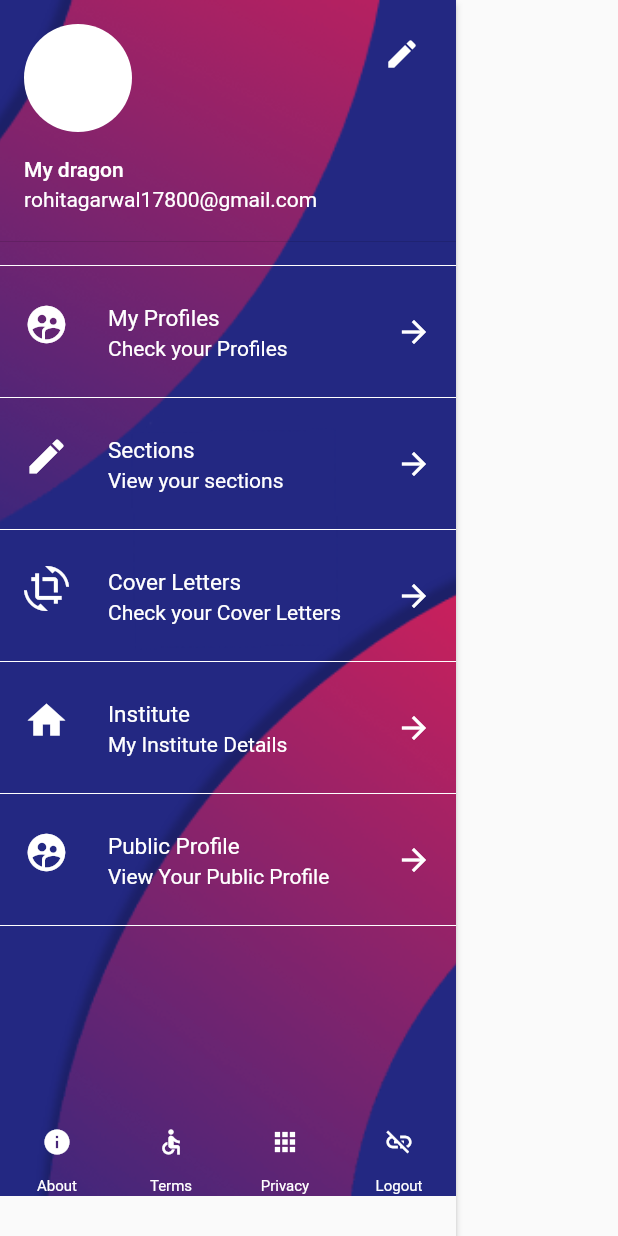
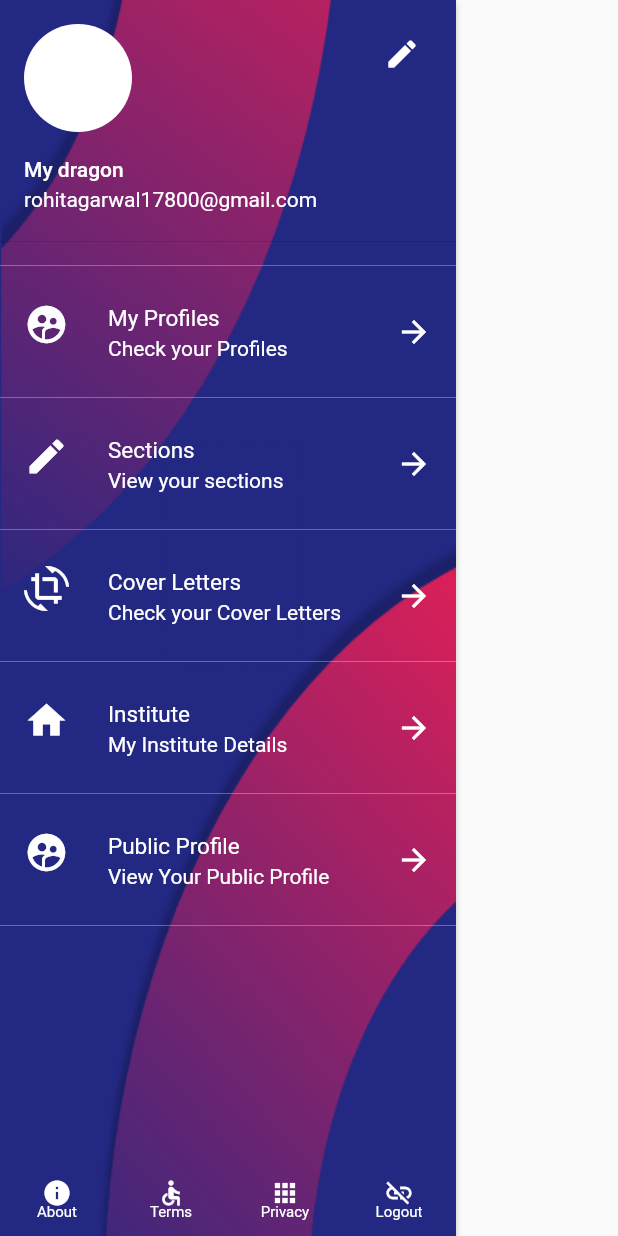
Before and after one commit to chocovish/cvdragon-backup, a Flutter app: the SideMenu widget shown alone on an empty page, opened directly, on a phone screen of 412 x 824 dp. Run offline on Flutter 3.47's test engine with Material 2 defaults, Android fonts, the phone set to English and light mode, and no system bars; missing offline and left inert: flutter_circular_chart; network calls fail.

Commit message:
Side menu bar Expanded Widget has been used

```diff
--- a/Development/cvdragonapp_v1/lib/myprofiles.dart
+++ b/Development/cvdragonapp_v1/lib/myprofiles.dart
@@ -17,8 +17,8 @@ class _MyProfiles extends State <MyProfiles> {
   Widget build(BuildContext context) {
     // TODO: implement build
     return Scaffold(
-        body: Center(child: Text("My Profiles",style: TextStyle(fontSize: 50.0),)),
-      );
+      body: Center(child: Text("My Profiles",style: TextStyle(fontSize: 50.0),)),
+    );
 
   }
 }
--- a/Development/cvdragonapp_v1/lib/sidemenu.dart
+++ b/Development/cvdragonapp_v1/lib/sidemenu.dart
@@ -20,10 +20,15 @@ class _SideMenu extends State<SideMenu> {
     // TODO: implement build
     return Drawer(
       elevation: 2,
-      child: ListView(
+      child: Column(
         children: <Widget>[
-          Container(
-            decoration: BoxDecoration(image: DecorationImage(image:AssetImage("assets/cover.png"),fit: BoxFit.fitHeight)),
+          Expanded(
+              flex: 1,
+              child: Container(
+                decoration: BoxDecoration(
+                    image: DecorationImage(
+                        image: AssetImage("assets/cover.png"),
+                        fit: BoxFit.fill)),
                 child: Column(
                   children: <Widget>[
                     Container(
@@ -40,22 +45,22 @@ class _SideMenu extends State<SideMenu> {
                           color: Colors.white,
                         )
                       ],
-                    )
-                ),
-                Divider(color: Colors.white),
+                    )),
+                    Divider(color: Colors.white30),
                     ListTile(
                       title: Text('My Profiles',
-                      style: TextStyle(
-                        color: Colors.white,
-                           fontSize: 15.0)),
+                          style:
+                              TextStyle(color: Colors.white, fontSize: 15.0)),
                       leading: Icon(
                         Icons.supervised_user_circle,
                         size: 30,
                         color: Colors.white,
                       ),
-                  subtitle: Text('Check your Profiles',style: TextStyle(color: Colors.white),),
-
-                  trailing: Icon(Icons.arrow_forward,color: Colors.white),
+                      subtitle: Text(
+                        'Check your Profiles',
+                        style: TextStyle(color: Colors.white),
+                      ),
+                      trailing: Icon(Icons.arrow_forward, color: Colors.white),
                       onTap: () {
                         setState(() {
                           Navigator.pop(context);
@@ -66,38 +71,40 @@ class _SideMenu extends State<SideMenu> {
                         });
                       },
                     ),
-                Divider(color: Colors.white),
+                    Divider(color: Colors.white30),
                     ListTile(
                       title: Text('Sections',
-                      style: TextStyle(
-                          color: Colors.white,
-                           fontSize: 15.0)),
+                          style:
+                              TextStyle(color: Colors.white, fontSize: 15.0)),
                       leading: Icon(
                         Icons.edit,
                         size: 30,
                         color: Colors.white,
                       ),
-                  subtitle: Text('View your sections',style: TextStyle(color: Colors.white)),
-                  trailing: Icon(Icons.arrow_forward,color: Colors.white),
+                      subtitle: Text('View your sections',
+                          style: TextStyle(color: Colors.white)),
+                      trailing: Icon(Icons.arrow_forward, color: Colors.white),
                       onTap: () {
                         Navigator.pop(context);
-                    Navigator.push(context,
-                        MaterialPageRoute(builder: (context) => Sections()));
+                        Navigator.push(
+                            context,
+                            MaterialPageRoute(
+                                builder: (context) => Sections()));
                       },
                     ),
-                Divider(color: Colors.white),
+                    Divider(color: Colors.white30),
                     ListTile(
                       title: Text('Cover Letters',
-                      style: TextStyle(
-                          color: Colors.white,
-                           fontSize: 15.0)),
+                          style:
+                              TextStyle(color: Colors.white, fontSize: 15.0)),
                       leading: Icon(
                         Icons.crop_rotate,
                         size: 30,
                         color: Colors.white,
                       ),
-                  subtitle: Text('Check your Cover Letters',style: TextStyle(color: Colors.white)),
-                  trailing: Icon(Icons.arrow_forward,color: Colors.white),
+                      subtitle: Text('Check your Cover Letters',
+                          style: TextStyle(color: Colors.white)),
+                      trailing: Icon(Icons.arrow_forward, color: Colors.white),
                       onTap: () {
                         Navigator.pop(context);
                         Navigator.push(
@@ -106,38 +113,40 @@ class _SideMenu extends State<SideMenu> {
                                 builder: (context) => CoverLetters()));
                       },
                     ),
-                Divider(color: Colors.white),
+                    Divider(color: Colors.white30),
                     ListTile(
                       title: Text('Institute',
-                      style: TextStyle(
-                          color: Colors.white,
-                           fontSize: 15.0)),
+                          style:
+                              TextStyle(color: Colors.white, fontSize: 15.0)),
                       leading: Icon(
                         Icons.home,
                         size: 30,
                         color: Colors.white,
                       ),
-                  subtitle: Text('My Institute Details',style: TextStyle(color: Colors.white)),
-                  trailing: Icon(Icons.arrow_forward,color: Colors.white),
+                      subtitle: Text('My Institute Details',
+                          style: TextStyle(color: Colors.white)),
+                      trailing: Icon(Icons.arrow_forward, color: Colors.white),
                       onTap: () {
                         Navigator.pop(context);
-                    Navigator.push(context,
-                        MaterialPageRoute(builder: (context) => Institutes()));
+                        Navigator.push(
+                            context,
+                            MaterialPageRoute(
+                                builder: (context) => Institutes()));
                       },
                     ),
-                Divider(color: Colors.white),
+                    Divider(color: Colors.white30),
                     ListTile(
                       title: Text('Public Profile',
-                      style: TextStyle(
-                          color: Colors.white,
-                           fontSize: 15.0)),
-                  trailing: Icon(Icons.arrow_forward,color: Colors.white),
+                          style:
+                              TextStyle(color: Colors.white, fontSize: 15.0)),
+                      trailing: Icon(Icons.arrow_forward, color: Colors.white),
                       leading: Icon(
                         Icons.supervised_user_circle,
                         size: 30,
                         color: Colors.white,
                       ),
-                  subtitle: Text('View Your Public Profile',style: TextStyle(color: Colors.white)),
+                      subtitle: Text('View Your Public Profile',
+                          style: TextStyle(color: Colors.white)),
                       onTap: () {
                         Navigator.pop(context);
                         Navigator.push(
@@ -146,10 +155,12 @@ class _SideMenu extends State<SideMenu> {
                                 builder: (context) => PublicProfile()));
                       },
                     ),
-                Divider(color: Colors.white),
-                ListTile(),
-                ListTile(),
-                Row(
+                    Divider(color: Colors.white30),
+                    Spacer(),
+                    Spacer(),
+                    Container(
+                      padding: EdgeInsets.only(bottom: 5.0),
+                        child: Row(
                       children: <Widget>[
                         Expanded(
                           child: Column(
@@ -165,7 +176,10 @@ class _SideMenu extends State<SideMenu> {
                               Text(
                                 'About',
                                 style: TextStyle(
-                                fontWeight: FontWeight.normal, fontSize: 10,color: Colors.white),
+                                    height: -1,
+                                    fontWeight: FontWeight.normal,
+                                    fontSize: 10,
+                                    color: Colors.white),
                               )
                             ],
                           ),
@@ -183,7 +197,10 @@ class _SideMenu extends State<SideMenu> {
                               ),
                               Text('Terms',
                                   style: TextStyle(
-                                  fontWeight: FontWeight.normal, fontSize: 10,color: Colors.white))
+                                      fontWeight: FontWeight.normal,
+                                      height: -1,
+                                      fontSize: 10,
+                                      color: Colors.white))
                             ],
                           ),
                         ),
@@ -197,7 +214,10 @@ class _SideMenu extends State<SideMenu> {
                               ),
                               Text('Privacy',
                                   style: TextStyle(
-                                  fontWeight: FontWeight.normal, fontSize: 10,color: Colors.white))
+                                      height: -1,
+                                      fontWeight: FontWeight.normal,
+                                      fontSize: 10,
+                                      color: Colors.white))
                             ],
                           ),
                         ),
@@ -211,15 +231,18 @@ class _SideMenu extends State<SideMenu> {
                               ),
                               Text('Logout',
                                   style: TextStyle(
-                                  fontWeight: FontWeight.normal, fontSize: 10,color: Colors.white))
+                                      height: -1,
+                                      fontWeight: FontWeight.normal,
+                                      fontSize: 10,
+                                      color: Colors.white))
                             ],
                           ),
                         ),
                       ],
-                )
+                    )),
                   ],
                 ),
-          )
+              ))
         ],
       ),
     );
```
Lines whose indentation alone changed are shown as unchanged.
